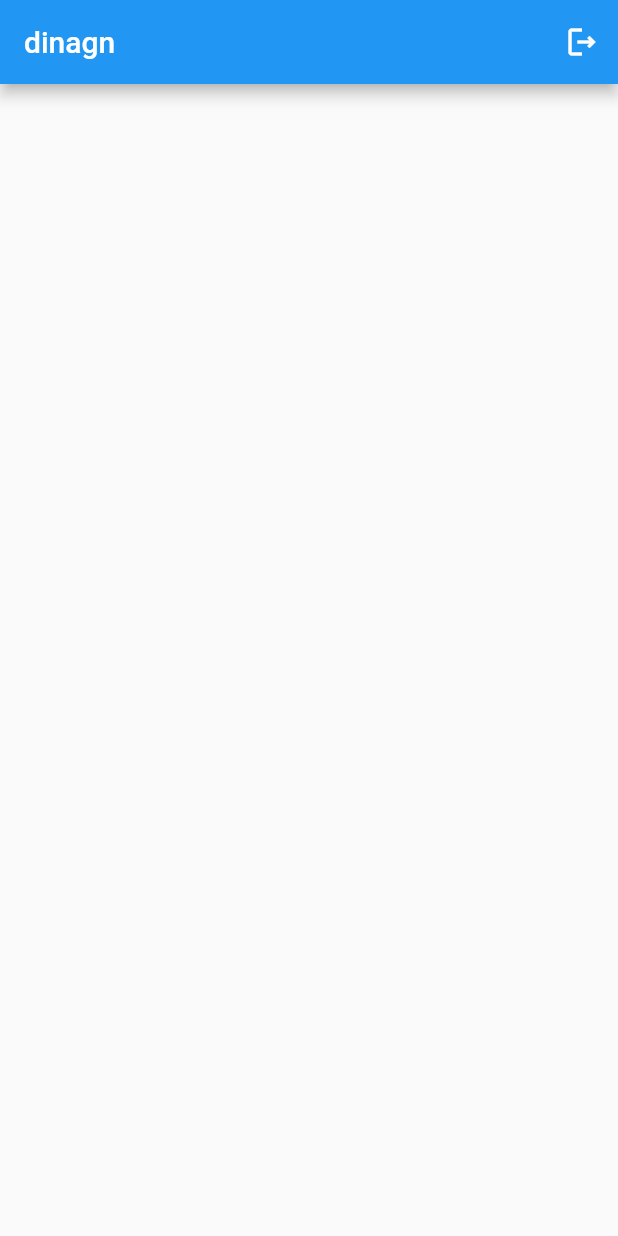
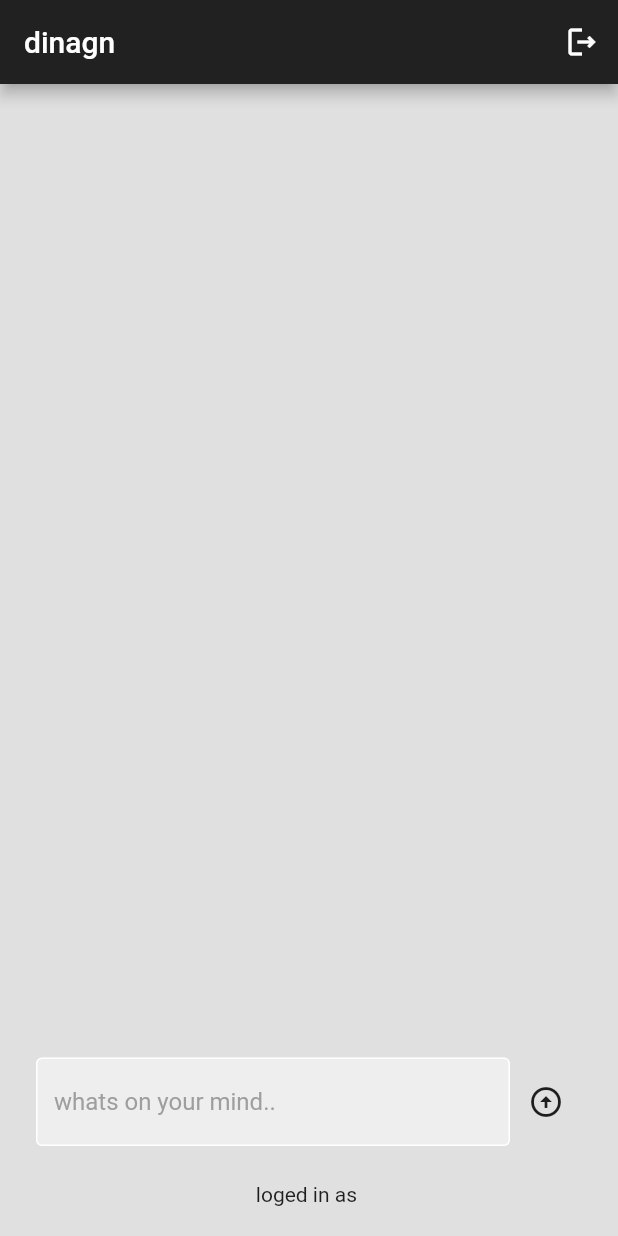
Before and after one commit to MaheshVenuFlutter/social-media-app, a Flutter app: the screen it shows once a user with an empty profile is signed in, on a phone screen of 412 x 824 dp. Run offline on Flutter 3.47's test engine with Material 2 defaults, Android fonts, the phone set to English and light mode, and no system bars; our stand-ins replace cloud_firestore, firebase_auth, firebase_core; accounts and stored records are empty; generated files the repository leaves out were written again; network calls fail.

```diff
--- a/lib/auth/auth.dart
+++ b/lib/auth/auth.dart
@@ -14,10 +14,8 @@ class AuthScreen extends StatelessWidget {
           builder: (context, snapshot) {
             //user is loged in
             if (snapshot.hasData) {
-              print("hello dingan");
               return const HomeScreen();
             } else {
-              print("hello j");
               return LoginOrRegister();
             }
           }),
--- a/lib/screens/home_screen.dart
+++ b/lib/screens/home_screen.dart
@@ -1,5 +1,8 @@
+import 'package:cloud_firestore/cloud_firestore.dart';
 import 'package:firebase_auth/firebase_auth.dart';
 import 'package:flutter/material.dart';
+import 'package:social_media_app/custom%20widgets/text_feild.dart';
+import 'package:social_media_app/custom%20widgets/wall_post.dart';
 
 class HomeScreen extends StatefulWidget {
   const HomeScreen({super.key});
@@ -13,10 +16,38 @@ class _HomeScreenState extends State<HomeScreen> {
     FirebaseAuth.instance.signOut();
   }
 
+  //user
+  final currentUser = FirebaseAuth.instance.currentUser;
+
+  //text controller
+  final textController = TextEditingController();
+
+  //post message
+  void postMessage() {
+    //only post if the text feild is not null
+
+    if (textController.text.isNotEmpty) {
+      // store to firebase
+      FirebaseFirestore.instance.collection("User Posts").add(
+        {
+          'UserEmail': currentUser!.email,
+          'Message': textController.text,
+          'TimeStamp': Timestamp.now(),
+        },
+      );
+    }
+
+    setState(() {
+      textController.clear();
+    });
+  }
+
   @override
   Widget build(BuildContext context) {
     return Scaffold(
+      backgroundColor: Colors.grey[300],
       appBar: AppBar(
+        backgroundColor: Colors.grey[900],
         title: Text("dinagn"),
         actions: [
           //sign out
@@ -27,6 +58,70 @@ class _HomeScreenState extends State<HomeScreen> {
               icon: Icon(Icons.logout_outlined))
         ],
       ),
+      body: Column(
+        children: [
+          //the wall
+
+          Expanded(
+            child: StreamBuilder(
+              stream: FirebaseFirestore.instance
+                  .collection("User Posts")
+                  .orderBy('TimeStamp', descending: false)
+                  .snapshots(),
+              builder: (context, snapshot) {
+                if (snapshot.hasData) {
+                  return ListView.builder(
+                    itemCount: snapshot.data!.docs.length,
+                    itemBuilder: (context, index) {
+                      //get messages
+                      final post = snapshot.data!.docs[index];
+                      return WallPost(
+                        message: post['Message'],
+                        user: post['UserEmail'],
+                      );
+                    },
+                  );
+                } else if (snapshot.hasError) {
+                  return Center(
+                    child: Text('Error...${snapshot.error.toString()}'),
+                  );
+                }
+
+                return const Center(
+                  child: CircularProgressIndicator(),
+                );
+              },
+            ),
+          ),
+
+          //post message
+          Padding(
+            padding: const EdgeInsets.all(24),
+            child: Row(
+              children: [
+                Expanded(
+                  child: MyTestFeild(
+                      controller: textController, hint: "whats on your mind.."),
+                ),
+
+                //post butten
+                IconButton(
+                    onPressed: () {
+                      postMessage();
+                    },
+                    icon: const Icon(Icons.arrow_circle_up))
+              ],
+            ),
+          ),
+
+          //loged in as
+          Text("loged in as ${currentUser!.email}"),
+
+          SizedBox(
+            height: 20,
+          )
+        ],
+      ),
     );
   }
 }
--- a/lib/screens/login_screen.dart
+++ b/lib/screens/login_screen.dart
@@ -100,7 +100,6 @@ class _LoginScreenState extends State<LoginScreen> {
                 // butten
                 Mybutten(
                     ontap: () {
-                      print("hello tapped");
                       signIn();
                     },
                     text: 'Sign in'),
--- a/pubspec.yaml
+++ b/pubspec.yaml
@@ -37,6 +37,7 @@ dependencies:
   cupertino_icons: ^1.0.2
   firebase_core: ^2.22.0
   firebase_auth: ^4.14.0
+  cloud_firestore: ^4.13.2
 
 dev_dependencies:
   flutter_test:
```
Also changed, not shown: lib/custom widgets/wall_post.dart (added, +56 -0 lines), pubspec.lock, 3 other files.
